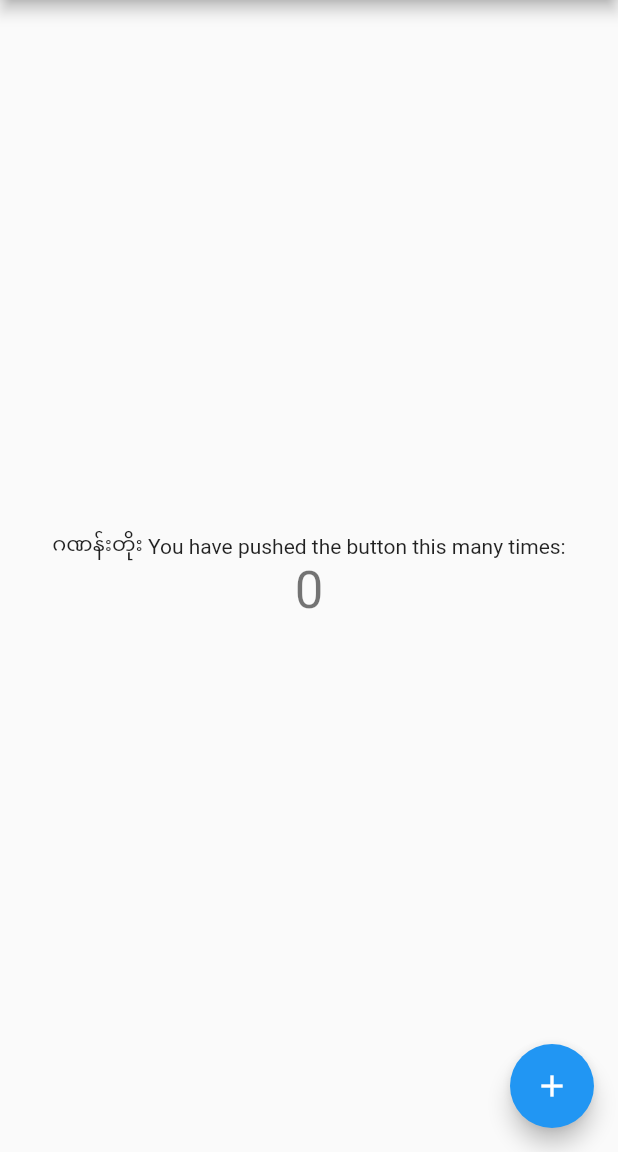
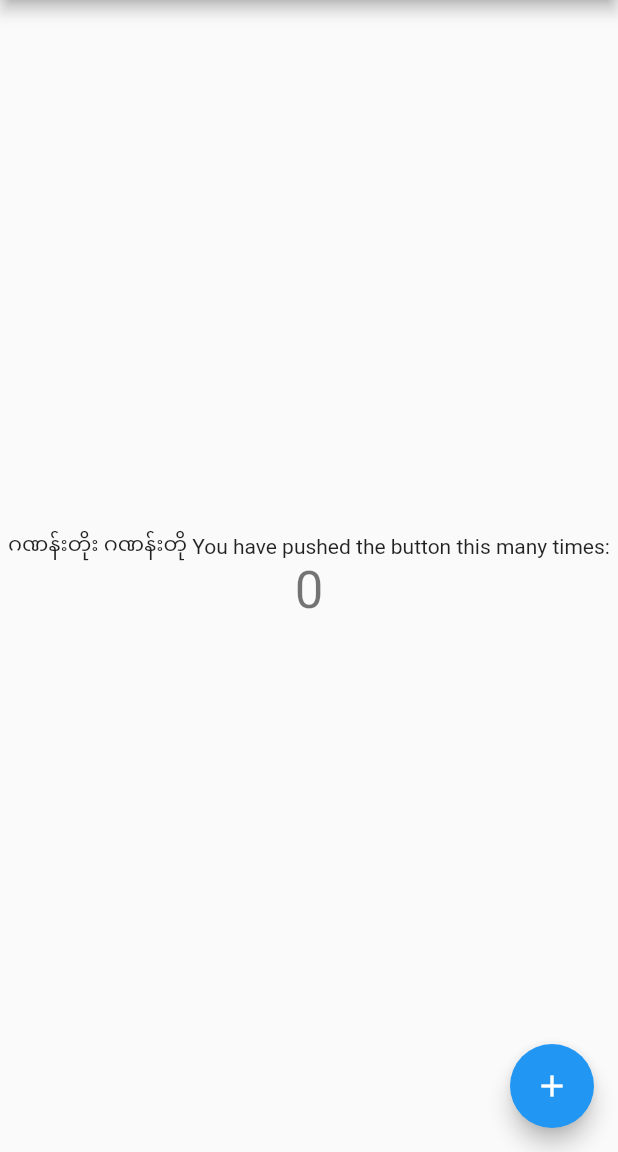
Before and after one commit to Pamthuku/origin, a Flutter app: the screen it shows after launch, on a phone screen of 412 x 824 dp, the part 84-1236 px from its top. Run offline on Flutter 3.47's test engine with Material 2 defaults, Android fonts, the phone set to English and light mode, and no system bars.

Commit message:
origin v2

```diff
--- a/lib/main.dart
+++ b/lib/main.dart
@@ -94,7 +94,7 @@ class _MyHomePageState extends State<MyHomePage> {
           mainAxisAlignment: MainAxisAlignment.center,
           children: <Widget>[
             Text(
-              'ဂဏန်းတိုး You have pushed the button this many times:',
+              'ဂဏန်းတိုး ဂဏန်းတို You have pushed the button this many times:',
             ),
             Text(
               '$_counter',
```
